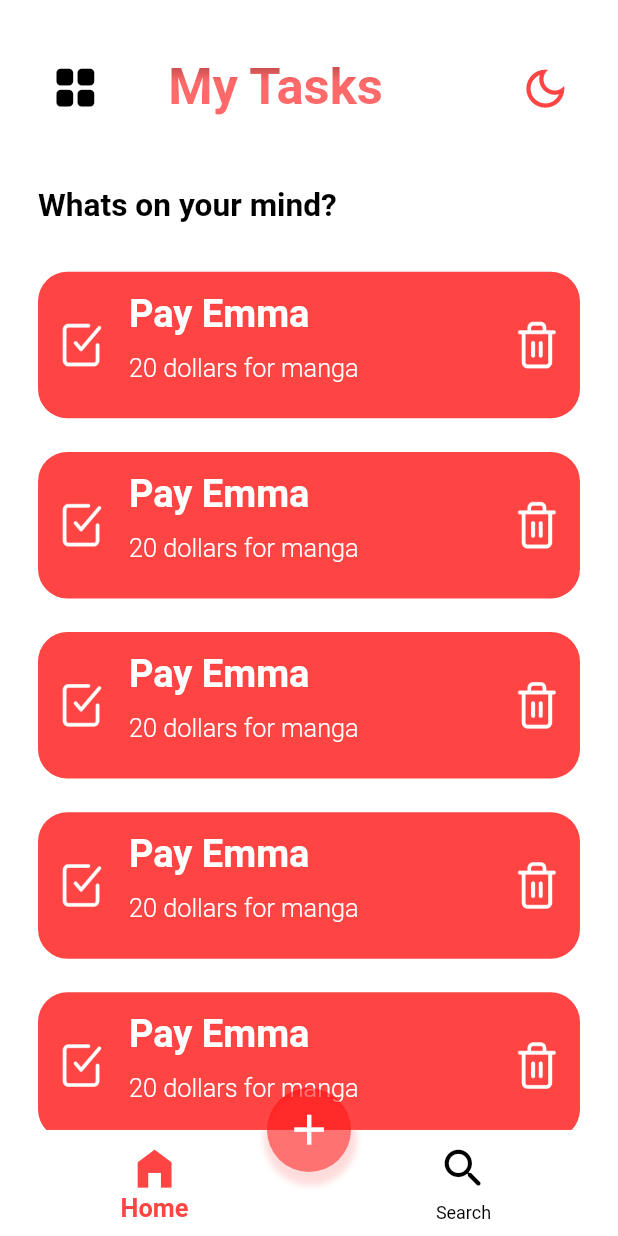
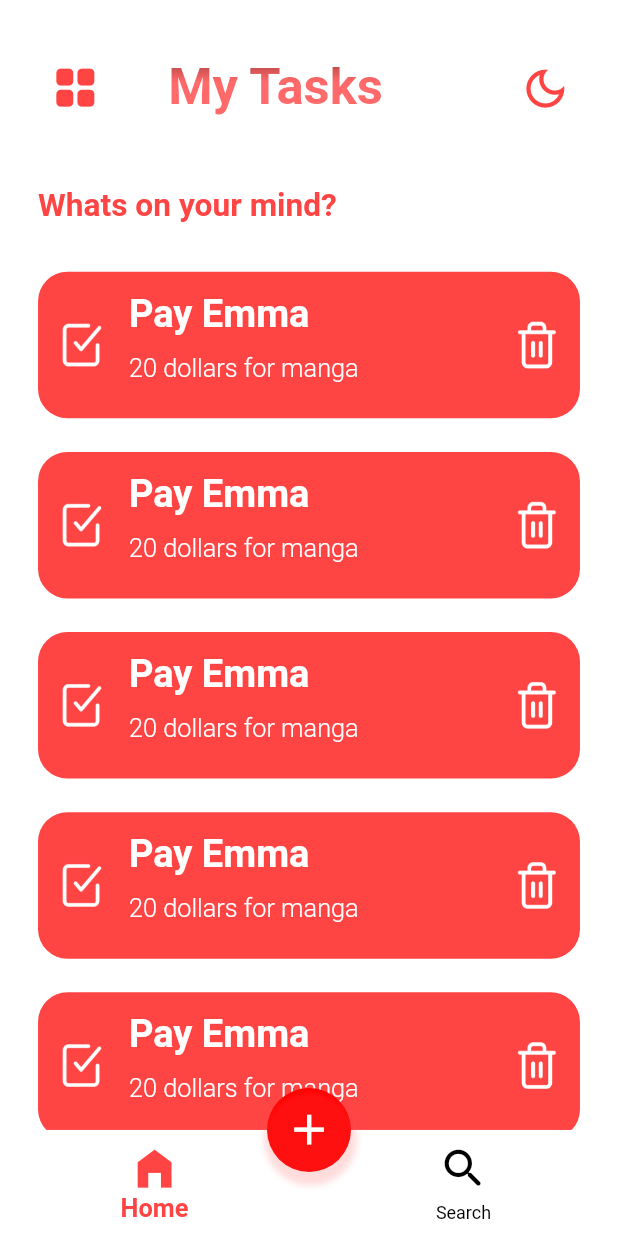
Before and after one commit to MohammedMotlaq/ToDoApp, a Flutter app: the MainScreen screen opened directly, on a phone screen of 412 x 824 dp. Run offline on Flutter 3.47's test engine with Material 2 defaults, Android fonts, the phone set to English and light mode, and no system bars; our stand-ins replace flutter_screenutil, shared_preferences; missing offline and left inert: dart:ffi; accounts and stored records are empty.

Commit message:
fix: color theme

```diff
--- a/lib/Views/Screens/Home_Screen.dart
+++ b/lib/Views/Screens/Home_Screen.dart
@@ -37,11 +37,11 @@ class _HomeScreenState extends State<HomeScreen> {
                     icon: grid
                         ? Icon(
                             Icons.grid_view_rounded,
-                            color: UIprovider.theme["text"],
+                            color: UIprovider.theme["someText"],
                           )
                         : Icon(
                             Icons.list,
-                            color: UIprovider.theme["text"],
+                            color: UIprovider.theme["someText"],
                           )),
                 SizedBox(
                   width: 35.w,
@@ -85,7 +85,7 @@ class _HomeScreenState extends State<HomeScreen> {
               child: Text(
                 "Whats on your mind?",
                 style: TextStyle(
-                  color: UIprovider.theme['text'],
+                  color: UIprovider.theme['someText'],
                   fontSize: 20.sp,
                   fontWeight: FontWeight.w600,
                   fontFamily: "Roboto",
--- a/lib/colors/Colors.dart
+++ b/lib/colors/Colors.dart
@@ -7,9 +7,10 @@ Map<String, Color> lightColors = {
   "buttonColor": Color(0xFFFF4444),
   "hintText": Color(0xfF000000),
   "taskCartBackground": Color(0xFFFF4444),
-  "addTaskButton": Color(0x85FF0000),
+  "addTaskButton": Color.fromARGB(255, 255, 0, 0),
   "selectedColor": Color(0xFFFF4444),
   "unselectedColor": Color(0xFF000000),
+  "someText": Color(0xFFFF4444),
 };
 
 Map<String, Color> DarkColors = {
@@ -22,4 +23,5 @@ Map<String, Color> DarkColors = {
   "addTaskButton": Color(0xffBF0000),
   "selectedColor": Color(0xFFFF0000),
   "unselectedColor": Color.fromARGB(255, 255, 255, 255),
+  "someText": Color(0xFFFFFFFF),
 };
```
